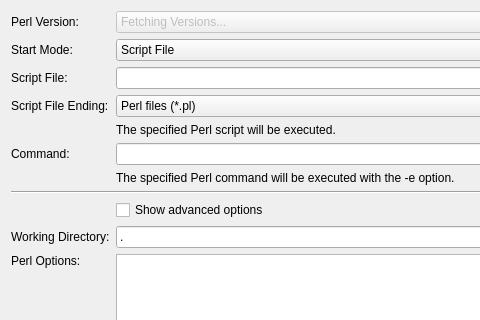
Above: src/brickv/plugin_system/plugins/red/ui/program_page_perl.ui from Tinkerforge/brickv before the change; both pictures show x 0 to 480 and y 0 to 320 of the 582 by 689 pixel window. Below: the same form after it.
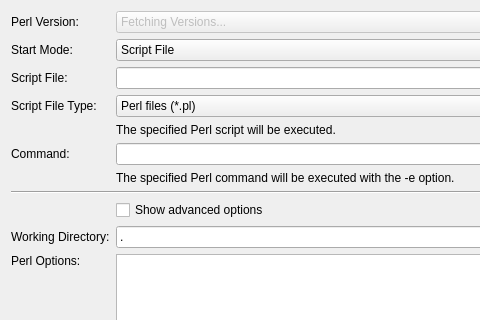
That is the form after the change. Custom widgets are drawn as their Qt base class.

What changed in the file:
```diff
--- a/src/brickv/plugin_system/plugins/red/ui/program_page_perl.ui
+++ b/src/brickv/plugin_system/plugins/red/ui/program_page_perl.ui
@@ -228,7 +228,7 @@
      <item row="3" column="0">
       <widget class="QLabel" name="label_script_file_ending">
        <property name="text">
-        <string>Script File Ending:</string>
+        <string>Script File Type:</string>
        </property>
       </widget>
      </item>
```
Left out of the diff: 4 changed lines with no effect on the pictures.
